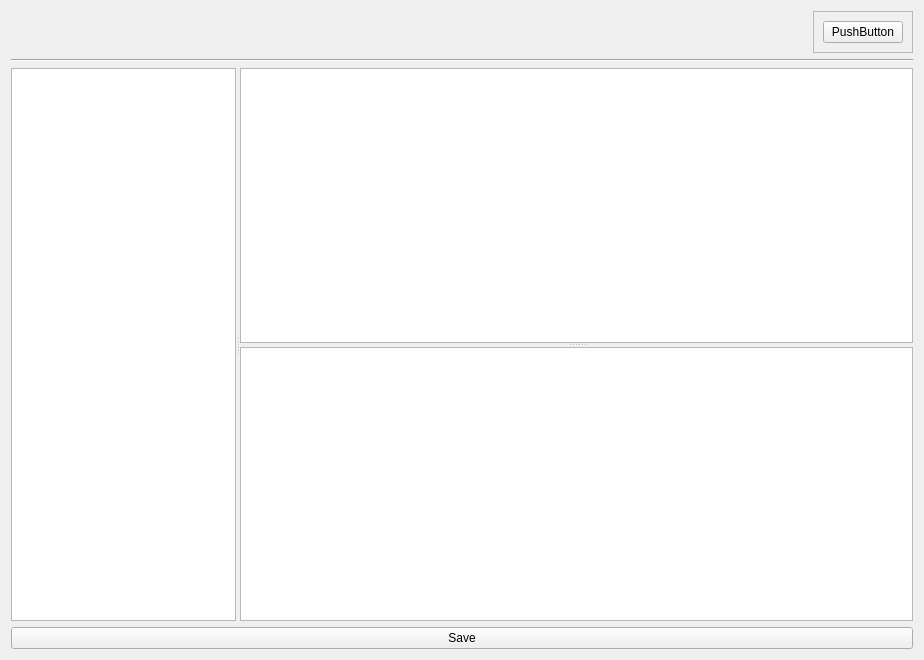
First picture: the form in superscore/ui/nestable_page.ui, repository pcdshub/superscore, before the edit.
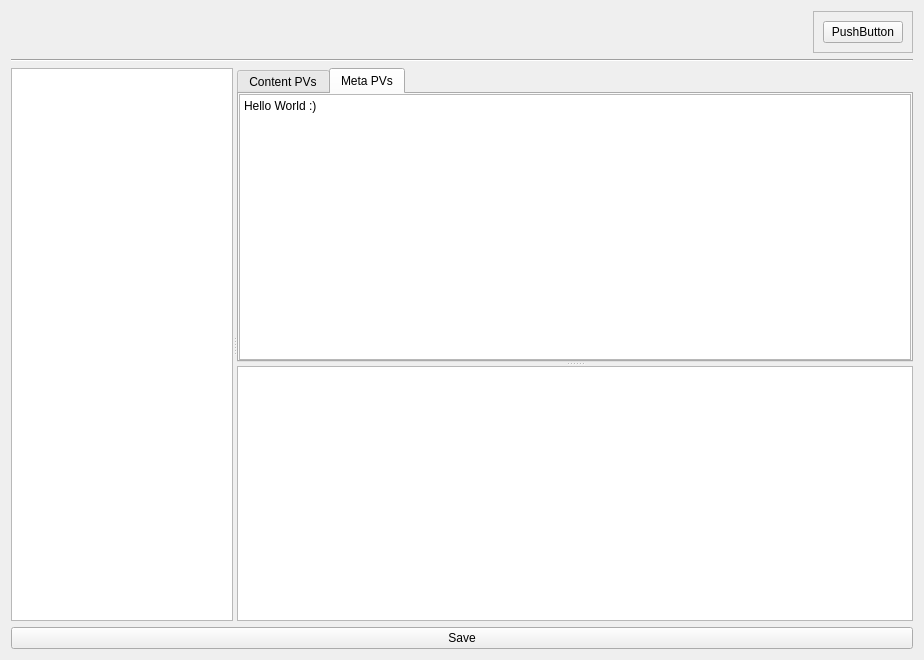
Second picture: the form after the edit. The open tabs and pages were chosen to show the change. Custom widgets are drawn as their Qt base class.

Commit message: ENH: Nest PV table into tab group in preparation for meta PVs

```diff
--- a/superscore/ui/nestable_page.ui
+++ b/superscore/ui/nestable_page.ui
@@ -83,7 +83,63 @@
       <property name="orientation">
        <enum>Qt::Vertical</enum>
       </property>
-      <widget class="LivePVTableView" name="sub_pv_table_view"/>
+      <widget class="QTabWidget" name="tabWidget">
+       <property name="currentIndex">
+        <number>0</number>
+       </property>
+       <widget class="QWidget" name="sub_pv_table_tab">
+        <attribute name="title">
+         <string>Content PVs</string>
+        </attribute>
+        <layout class="QVBoxLayout" name="verticalLayout_2">
+         <property name="leftMargin">
+          <number>0</number>
+         </property>
+         <property name="topMargin">
+          <number>0</number>
+         </property>
+         <property name="rightMargin">
+          <number>0</number>
+         </property>
+         <property name="bottomMargin">
+          <number>0</number>
+         </property>
+         <item>
+          <widget class="LivePVTableView" name="sub_pv_table_view"/>
+         </item>
+        </layout>
+       </widget>
+       <widget class="QWidget" name="sub_meta_pv_table_tab">
+        <attribute name="title">
+         <string>Meta PVs</string>
+        </attribute>
+        <layout class="QVBoxLayout" name="verticalLayout_3">
+         <property name="leftMargin">
+          <number>0</number>
+         </property>
+         <property name="topMargin">
+          <number>0</number>
+         </property>
+         <property name="rightMargin">
+          <number>0</number>
+         </property>
+         <property name="bottomMargin">
+          <number>0</number>
+         </property>
+         <item>
+          <widget class="QTextBrowser" name="sub_meta_pv_text">
+           <property name="html">
+            <string>&lt;!DOCTYPE HTML PUBLIC &quot;-//W3C//DTD HTML 4.0//EN&quot; &quot;http://www.w3.org/TR/REC-html40/strict.dtd&quot;&gt;
+&lt;html&gt;&lt;head&gt;&lt;meta name=&quot;qrichtext&quot; content=&quot;1&quot; /&gt;&lt;style type=&quot;text/css&quot;&gt;
+p, li { white-space: pre-wrap; }
+&lt;/style&gt;&lt;/head&gt;&lt;body style=&quot; font-family:'Sans Serif'; font-size:9pt; font-weight:400; font-style:normal;&quot;&gt;
+&lt;p style=&quot; margin-top:0px; margin-bottom:0px; margin-left:0px; margin-right:0px; -qt-block-indent:0; text-indent:0px;&quot;&gt;Hello World :)&lt;/p&gt;&lt;/body&gt;&lt;/html&gt;</string>
+           </property>
+          </widget>
+         </item>
+        </layout>
+       </widget>
+      </widget>
       <widget class="NestableTableView" name="sub_coll_table_view"/>
      </widget>
     </widget>
```
The commit also changes 1 other file.
